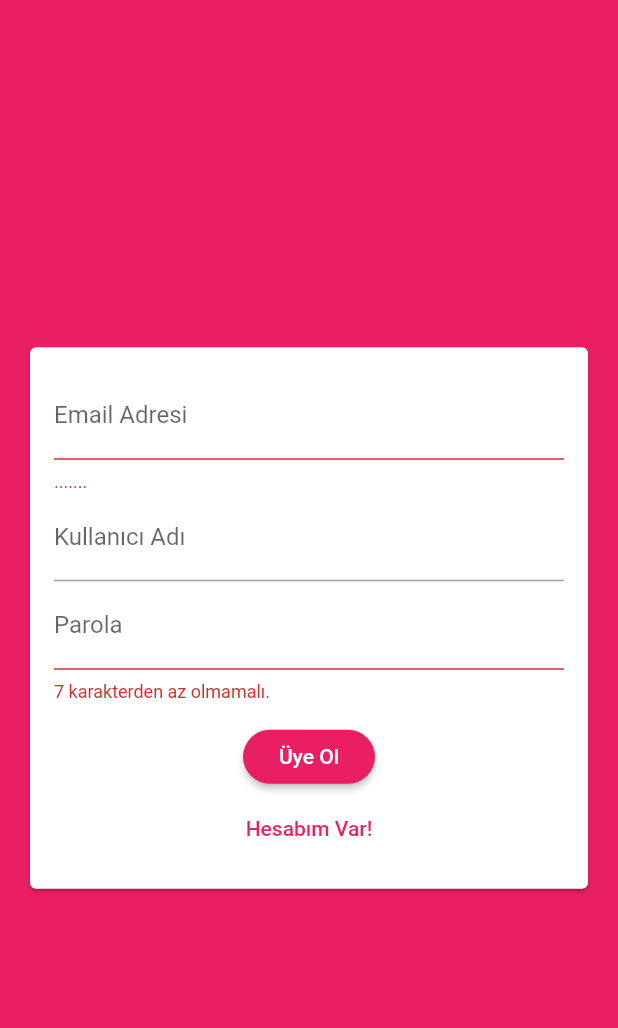
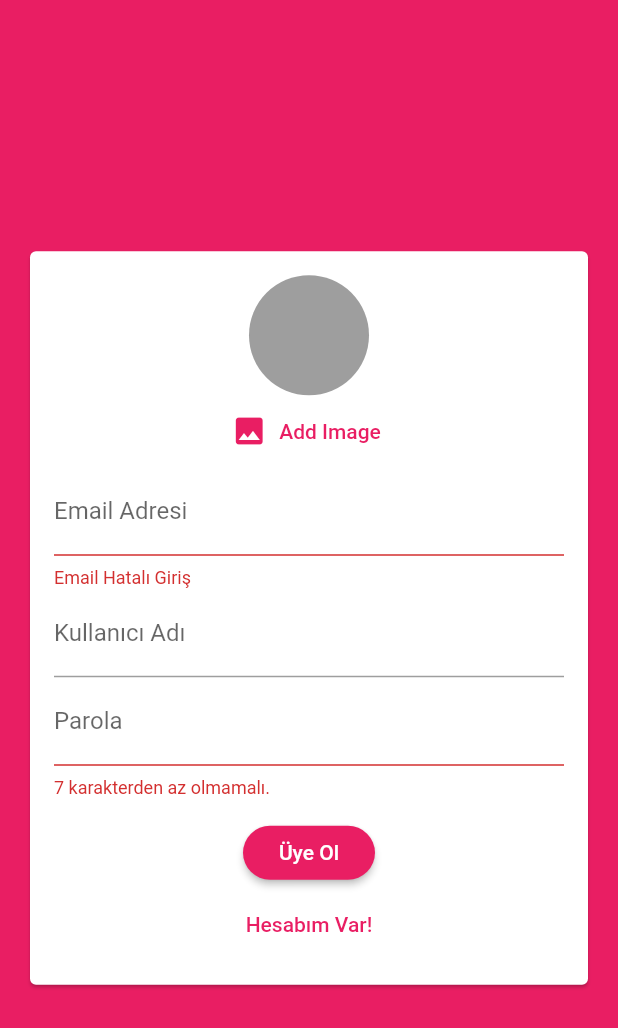
Before and after one commit to Ramekici/flutter-firebase-chat, a Flutter app: the screen it shows after launch, after a tap on "Giriş", after a tap on "Hesap Aç", on a phone screen of 412 x 824 dp. Shown: the top 1028 px of the screen. Run offline on Flutter 3.47's test engine with Material 2 defaults, Android fonts, the phone set to English and light mode, and no system bars; our stand-ins replace cloud_firestore, firebase_auth, firebase_core, firebase_storage, image_picker; accounts and stored records are empty.

Commit message:
image uplaad process added

```diff
--- a/lib/chat/messages.dart
+++ b/lib/chat/messages.dart
@@ -23,7 +23,9 @@ class Messages extends StatelessWidget {
           itemBuilder: (ctx,index){
             return MessageBubble(
               chatDocs[index]['text'],
-            chatDocs[index]['userId'] == user.uid,
+              chatDocs[index]['username'],
+              chatDocs[index]['image_url'],
+              chatDocs[index]['userId'] == user.uid,
             key: ValueKey(chatDocs[index].id)
             );
           });
--- a/lib/chat/new_message.dart
+++ b/lib/chat/new_message.dart
@@ -16,10 +16,13 @@ class _NewMessageState extends State<NewMessage> {
   void _sendMessage() async{
     FocusScope.of(context).unfocus();
     final user = FirebaseAuth.instance.currentUser;
+    final userData = await FirebaseFirestore.instance.collection('users').doc(user.uid).get();
     FirebaseFirestore.instance.collection('chat').add({
       'text': _enteredMessage,
       'createdAt': Timestamp.now(),
-      'userId': user.uid
+      'userId': user.uid,
+      'username': userData['username'],
+      'userImage': userData['image_url']
     });
     _controller.clear();
 
--- a/lib/pages/auth_page.dart
+++ b/lib/pages/auth_page.dart
@@ -1,3 +1,6 @@
+import 'dart:io';
+
+import 'package:firebase_storage/firebase_storage.dart';
 import 'package:flutter/material.dart';
 import 'package:flutter/services.dart';
 import '../widgets/auth_form.dart';
@@ -14,8 +17,8 @@ class _AuthPageState extends State<AuthPage> {
   final _auth = FirebaseAuth.instance;
   var _isLoading = false;
 
-  void _submitForm(String email, String password, String username, bool isLogin, BuildContext ctx) async {
-
+  void _submitForm(String email, String password, String username, File userImage, bool isLogin, BuildContext ctx)
+  async {
     UserCredential authResult;
     try {
       setState(() {
@@ -28,9 +31,15 @@ class _AuthPageState extends State<AuthPage> {
         authResult = await _auth.createUserWithEmailAndPassword(
             email: email, password: password);
       }
+
+      final ref = FirebaseStorage.instance.ref().child('users_image').child(authResult.user.uid + '.jpg');
+      await ref.putFile(userImage);
+      final url = ref.getDownloadURL();
+
       await FirebaseFirestore.instance.collection('users').doc(authResult.user.uid).set({
         'username': username,
-        'email': email
+        'email': email,
+        'image_url': url
       });
     } on PlatformException catch (err) {
       var message = 'Hata meydana geldi, bilgilerini kontrol et.';
--- /dev/null
+++ b/lib/pickers/user_image_picker.dart
@@ -0,0 +1,55 @@
+import 'dart:io';
+import 'package:flutter/material.dart';
+import 'package:image_picker/image_picker.dart';
+
+class UserImagePicker extends StatefulWidget {
+
+  UserImagePicker(this._imageSave);
+
+  final void Function(File pickedImage) _imageSave;
+
+  @override
+  _UserImagePickerState createState() => _UserImagePickerState();
+}
+
+class _UserImagePickerState extends State<UserImagePicker> {
+
+  File _image;
+  final picker = ImagePicker();
+
+
+
+  Future getImage() async {
+    final pickedFile = await picker.getImage(source: ImageSource.camera,
+    imageQuality: 50,
+    maxWidth: 150);
+
+    setState(() {
+      if (pickedFile != null) {
+        _image = File(pickedFile.path);
+      } else {
+        print('No image selected.');
+      }
+    });
+    widget._imageSave(File(pickedFile.path));
+  }
+
+
+  @override
+  Widget build(BuildContext context) {
+    return Column(
+      children:<Widget>[
+        CircleAvatar(
+          radius:40,
+          backgroundColor: Colors.grey,
+          backgroundImage: _image != null ?  FileImage(_image) : null,
+        ),
+                FlatButton.icon(
+                  textColor: Theme.of(context).primaryColor,
+                  onPressed: getImage,
+                  icon: Icon(Icons.image),
+                  label: Text('Add Image')),
+      ]
+    );
+  }
+}
--- a/lib/widgets/auth_form.dart
+++ b/lib/widgets/auth_form.dart
@@ -1,7 +1,10 @@
+import 'dart:io';
+
 import 'package:flutter/material.dart';
+import 'package:flutter_app_chat_ekici/pickers/user_image_picker.dart';
 
 class AuthForm extends StatefulWidget {
-  final void Function(String email, String password, String username,
+  final void Function(String email, String password, String username, File userImage,
       bool ilsLogin, BuildContext ctx) _submitFn;
   final bool _isLoader;
 
@@ -18,17 +21,27 @@ class _AuthFormState extends State<AuthForm> {
   var _userEmail = '';
   var _userName = '';
   var _password = '';
+  File _userImageFile;
 
   void _trySubmit() {
     final isValid = _formKey.currentState.validate();
-    print(isValid);
     FocusScope.of(context).unfocus();
-    print(_userEmail);
+    if(_userImageFile == null && !_isLogin){
+      Scaffold.of(context).showSnackBar(
+        SnackBar(content: Text('Lütfen resim seçin'),
+        backgroundColor: Theme.of(context).errorColor,)
+      );
+      return;
+    }
     if (isValid) {
       _formKey.currentState.save();
-      widget._submitFn(_userEmail.trim(), _password.trim(), _userName.trim(),
+      widget._submitFn(_userEmail.trim(), _password.trim(), _userName.trim(), _userImageFile,
           _isLogin, context);
     }
+  }
+
+  void saveImage(File image){
+    _userImageFile = image;
   }
 
   @override
@@ -44,11 +57,13 @@ class _AuthFormState extends State<AuthForm> {
             child: Column(
               mainAxisSize: MainAxisSize.min,
               children: <Widget>[
+                if(!_isLogin)
+                UserImagePicker(saveImage),
                 TextFormField(
                   key: ValueKey('email'),
                   validator: (value) {
                     if (value.isEmpty || !value.contains('@')) {
-                      return '.......';
+                      return 'Email Hatalı Giriş';
                     }
                     return null;
                   },
```
Also changed, not shown: lib/chat/message_bubble.dart (+31 -7 lines), pubspec.yaml (+5 -3 lines), pubspec.lock, 6 other files.
